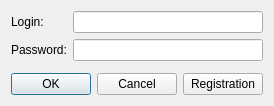
Old version of the form loginform.ui in the repository evpgene/Chat_client.
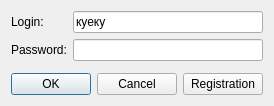
New version of the form.

The edit to the form file:
```diff
--- a/loginform.ui
+++ b/loginform.ui
@@ -32,6 +32,9 @@
      </item>
      <item row="0" column="1">
       <widget class="QLineEdit" name="loginEdit">
+       <property name="text">
+        <string>куеку</string>
+       </property>
        <property name="echoMode">
         <enum>QLineEdit::Normal</enum>
        </property>
```
